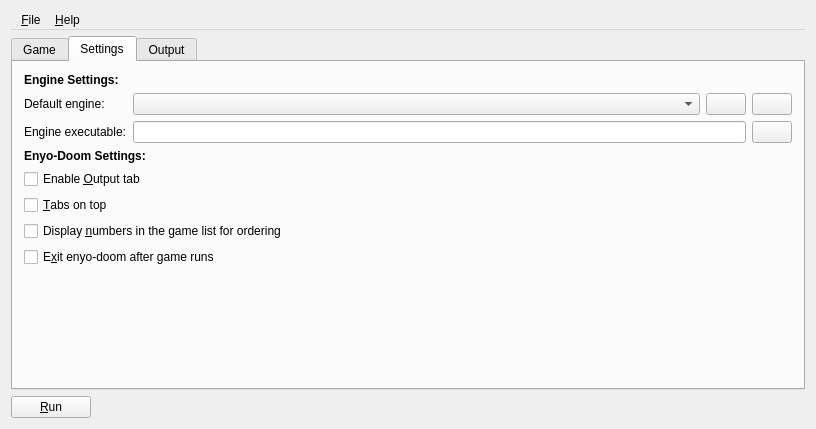
Before: the Qt Designer form src/e_mainwindow.ui in stephendcofer/enyo-launcher, drawn with Qt 5.
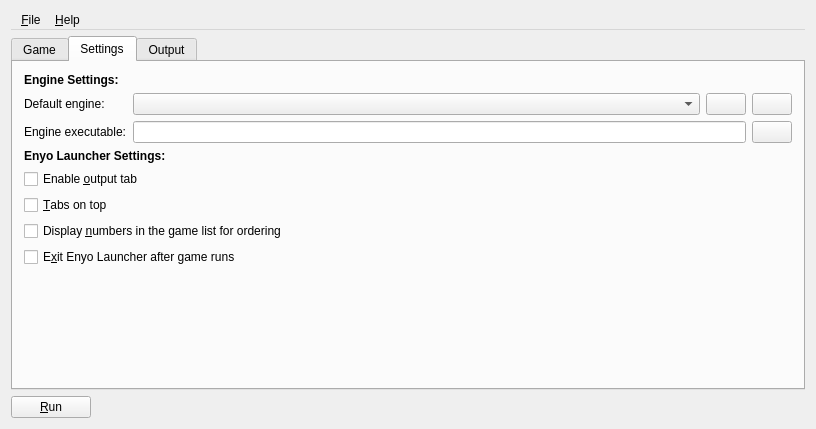
After: the same form once the commit is applied. The open tabs and pages were chosen to show the change. Icons and pictures are not drawn.

Commit message: Enyo Launcher 2.0.3

Diff of the .ui file:
```diff
--- a/src/e_mainwindow.ui
+++ b/src/e_mainwindow.ui
@@ -358,7 +358,7 @@
             </property>
             <property name="text">
              <string>
-													&lt;b&gt;Enyo-Doom Settings:&lt;/b&gt;
+													&lt;b&gt;Enyo Launcher Settings:&lt;/b&gt;
 												</string>
             </property>
            </widget>
@@ -453,7 +453,7 @@
              <string>Add an additional tab that shows the output of an engine after running a profile.</string>
             </property>
             <property name="text">
-             <string>Enable &amp;Output tab</string>
+             <string>Enable &amp;output tab</string>
             </property>
            </widget>
           </item>
@@ -474,7 +474,7 @@
           <item row="7" column="0" colspan="2">
            <widget class="QCheckBox" name="cb_exit">
             <property name="text">
-             <string>E&amp;xit enyo-doom after game runs</string>
+             <string>E&amp;xit Enyo Launcher after game runs</string>
             </property>
            </widget>
           </item>
```
Left out of the diff: 4 changed lines with no effect on the pictures. The commit also changes 5 other files.
